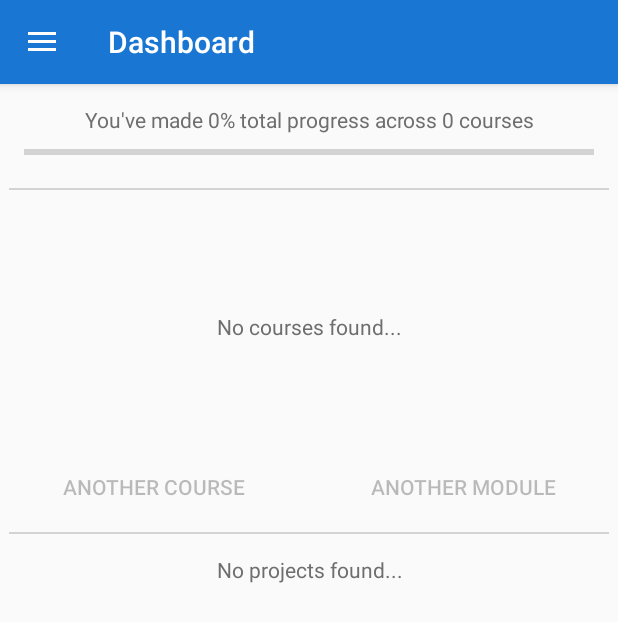
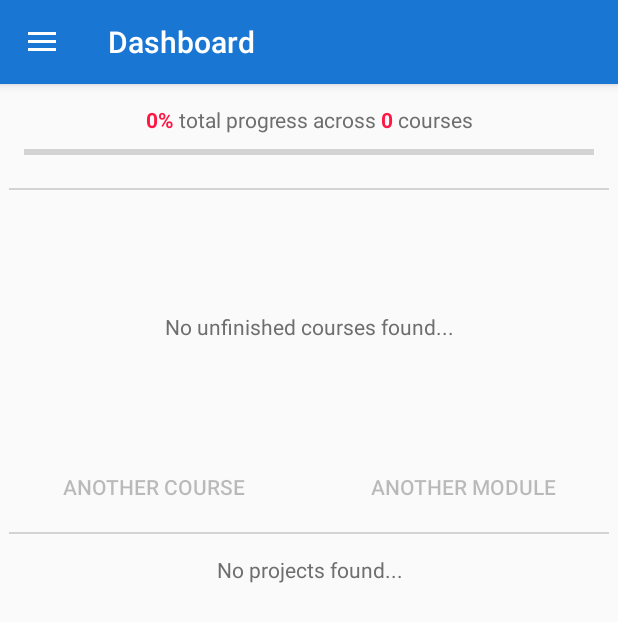
Before and after one commit to Zalarox/Routine, an Android app: the screen it shows after launch (MainActivity), on a phone screen of 412 x 824 dp. Shown: the top 622 px of the screen. Run offline under Robolectric (Android 15) with nearby library versions, the phone set to English and light mode, and no system bars.

Commit message:
Dashboard should properly work now!

```diff
--- a/app/src/main/java/com/siddhant/routine/ViewHolders/ProjectViewHolder.java
+++ b/app/src/main/java/com/siddhant/routine/ViewHolders/ProjectViewHolder.java
@@ -14,6 +14,7 @@ import android.widget.TextView;
 import com.siddhant.routine.R;
 import com.siddhant.routine.adapters.ProjectListAdapter;
 import com.siddhant.routine.classes.Project;
+import com.siddhant.routine.fragments.DashboardFragment;
 import com.siddhant.routine.fragments.ProjectEditDialogFragment;
 import com.siddhant.routine.utilities.DataManager;
 
@@ -85,6 +86,10 @@ public class ProjectViewHolder extends RecyclerView.ViewHolder implements View.O
                                 }
                                 dm.deleteProject(project.getProjectId());
                                 dm.saveProjectData();
+                                fm = ((AppCompatActivity)context).getSupportFragmentManager();
+                                DashboardFragment f = (DashboardFragment)
+                                        fm.findFragmentByTag("fragment");
+                                f.updateProjectCard();
                             }
                         })
                         .setNegativeButton("Cancel", new DialogInterface.OnClickListener() {
@@ -98,7 +103,6 @@ public class ProjectViewHolder extends RecyclerView.ViewHolder implements View.O
             }
         });
         update.setOnClickListener(this);
-        fm = ((AppCompatActivity)context).getSupportFragmentManager();
     }
 
     public void bindProject(Project project) {
--- a/app/src/main/java/com/siddhant/routine/activities/CourseEditActivity.java
+++ b/app/src/main/java/com/siddhant/routine/activities/CourseEditActivity.java
@@ -133,7 +133,7 @@ public class CourseEditActivity extends AppCompatActivity {
                 module.addTopic();
             }
         }
-        adapter = new ModuleExpandableListAdapter(this, course.getCourseModules());
+        adapter = new ModuleExpandableListAdapter(this, course.getCourseModules(), expandableListView);
         expandableListView.setLayoutManager(new LinearLayoutManager(getApplicationContext()));
         expandableListView.setAdapter(adapter);
 
--- a/app/src/main/java/com/siddhant/routine/activities/MainActivity.java
+++ b/app/src/main/java/com/siddhant/routine/activities/MainActivity.java
@@ -125,6 +125,9 @@ public class MainActivity extends AppCompatActivity implements
         if(!toolbar.getTitle().equals("Dashboard")) {
             Fragment f = new ProjectListFragment();
             fm.beginTransaction().replace(R.id.fragment_container, f, "fragment").commit();
+        } else {
+            DashboardFragment frag = (DashboardFragment) fm.findFragmentByTag("fragment");
+            frag.bindProjectCard();
         }
     }
 
@@ -181,7 +184,6 @@ public class MainActivity extends AppCompatActivity implements
         Course course = dm.getCourse(UUID.fromString(courseIdString));
         dm.updateCourse(course.getCourseId(), course);
         DashboardFragment frag = (DashboardFragment) fm.findFragmentByTag("fragment");
-        frag.bindProjectCard();
         frag.bindModuleCard();
     }
 }
--- a/app/src/main/java/com/siddhant/routine/fragments/DashboardFragment.java
+++ b/app/src/main/java/com/siddhant/routine/fragments/DashboardFragment.java
@@ -1,14 +1,17 @@
 package com.siddhant.routine.fragments;
 
+import android.animation.ObjectAnimator;
 import android.content.Context;
 import android.content.SharedPreferences;
 import android.os.Bundle;
 import android.support.annotation.Nullable;
 import android.support.v4.app.Fragment;
 import android.support.v7.widget.CardView;
+import android.text.Html;
 import android.view.LayoutInflater;
 import android.view.View;
 import android.view.ViewGroup;
+import android.view.animation.DecelerateInterpolator;
 import android.widget.Button;
 import android.widget.ProgressBar;
 import android.widget.TextView;
@@ -22,6 +25,8 @@ import com.siddhant.routine.utilities.SuggestionManager;
 import com.siddhant.routine.viewholders.ModuleCardViewHolder;
 import com.siddhant.routine.viewholders.ProjectViewHolder;
 
+import java.util.Calendar;
+import java.util.Date;
 import java.util.UUID;
 
 /**
@@ -41,6 +46,7 @@ public class DashboardFragment extends Fragment {
 
     Button courseButton;
     Button moduleButton;
+    Button projectButton;
 
     Course course;
     Module module;
@@ -60,28 +66,74 @@ public class DashboardFragment extends Fragment {
             initSuggestions();
     }
 
+    public void setNoCourses() {
+        moduleCardView.setVisibility(View.GONE);
+        courseButton.setEnabled(false);
+        moduleButton.setEnabled(false);
+        suggestedCourseHint.setText("No unfinished courses found...");
+        suggestedCourseHint.setMinimumHeight
+                ((int)(150 * getResources().getDisplayMetrics().density));
+
+        SharedPreferences prefs  = getActivity().getPreferences(Context.MODE_PRIVATE);
+        SharedPreferences.Editor editor = prefs.edit();
+        module = null;
+        course = null;
+        editor.putString("suggestedCourse", "");
+        editor.putString("suggestedModule", "");
+        editor.apply();
+    }
+
+    public void setNoProjects() {
+        projectCardView.setVisibility(View.GONE);
+        suggestedProjectHint.setText("No projects found...");
+
+        SharedPreferences prefs  = getActivity().getPreferences(Context.MODE_PRIVATE);
+        SharedPreferences.Editor editor = prefs.edit();
+        project = null;
+        editor.putString("suggestedProject", "");
+        editor.apply();
+    }
+
     public void bindModuleCard() {
-        moduleCardViewHolder.bind(module);
-        suggestedCourseHint.setText(getString(R.string.dashboard_next_module_hint,
-                course.getCourseName()));
+        if(module.getDoneTopics() != module.getChildItemList().size()) {
+            moduleCardViewHolder.bind(module);
+            suggestedCourseHint.setMinimumHeight(0);
+            suggestedCourseHint.setText(Html.fromHtml(getString(R.string.dashboard_next_module_hint,
+                    course.getCourseName())));
+        } else {
+            setNoCourses();
+        }
+
+        int totalProgress = (int) Math.floor(dm.getCourseTotalProgress()*100);
+        ObjectAnimator animation = ObjectAnimator.ofInt(totalProgressBar, "progress",
+                totalProgress);
+        animation.setDuration(500);
+        animation.setInterpolator(new DecelerateInterpolator());
+        animation.start();
+        courseStats.setText(Html.fromHtml(getString(
+                R.string.dashboard_course_stats, totalProgress, totalCourses)));
     }
 
     public void bindProjectCard() {
-        projectViewHolder.bindProject(project);
-        suggestedProjectHint.setText(getString(R.string.dashboard_assignment_text,
-                totalProjects, totalProjects));
+        if(project != null) {
+            projectViewHolder.bindProject(project);
+            suggestedProjectHint.setText(Html.fromHtml(getString(R.string.dashboard_assignment_text,
+                totalProjects, totalProjects)));
+        } else {
+            setNoProjects();
+        }
     }
 
     public void initSuggestions() {
-        SharedPreferences prefs  = getActivity().getPreferences(Context.MODE_PRIVATE);
+        SharedPreferences prefs = getActivity().getPreferences(Context.MODE_PRIVATE);
         SharedPreferences.Editor editor = prefs.edit();
         totalProjects = dm.getProjectListSize();
 
-        if(totalCourses == 0) {
+        if (totalCourses == 0) {
             editor.putString("suggestedCourse", "");
             editor.putString("suggestedModule", "");
         }
-        if(totalProjects == 0) {
+        if (totalProjects == 0) {
             editor.putString("suggestedProject", "");
         }
         editor.apply();
@@ -90,18 +142,33 @@ public class DashboardFragment extends Fragment {
         String moduleId = prefs.getString("suggestedModule", "");
         String projectId = prefs.getString("suggestedProject", "");
 
-
-        if(courseId.isEmpty() || moduleId.isEmpty() || projectId.isEmpty()) {
-            updateSuggestions();
+        if (courseId.isEmpty() || moduleId.isEmpty()) {
+            updateModuleCard(true);
         } else {
-            if(totalCourses > 0) {
+            if (totalCourses > 0) {
                 course = dm.getCourse(UUID.fromString(courseId));
                 module = course.getModule(UUID.fromString(moduleId));
                 bindModuleCard();
             }
-            if(totalProjects > 0) {
+        }
+        if (projectId.isEmpty()) {
+            updateProjectCard();
+        } else {
+            if (totalProjects > 0) {
                 project = dm.getProject(UUID.fromString(projectId));
-                bindProjectCard();
+
+                if (project != null && project.getDueDate() == null) {
+                    bindProjectCard();
+                } else if (project != null) {
+                    Calendar cal = Calendar.getInstance();
+                    cal.add(Calendar.DAY_OF_MONTH, 7);
+                    if (project.getDueDate().before(new Date(cal.getTimeInMillis())))
+                        bindProjectCard();
+                    else
+                        updateProjectCard();
+                } else {
+                    setNoProjects();
+                }
             }
         }
     }
@@ -128,16 +195,10 @@ public class DashboardFragment extends Fragment {
             moduleButton.setEnabled(true);
             editor.putString("suggestedCourse", course.getCourseId().toString());
             editor.putString("suggestedModule", module.getModuleId().toString());
+            editor.apply();
         } else {
-            moduleCardView.setVisibility(View.GONE);
-            courseButton.setEnabled(false);
-            moduleButton.setEnabled(false);
-            suggestedCourseHint.setText("No courses found...");
-            suggestedCourseHint.setMinimumHeight
-                    ((int)(150 * getResources().getDisplayMetrics().density));
+            setNoCourses();
         }
-
-        editor.apply();
     }
 
     public void updateProjectCard() {
@@ -145,22 +206,18 @@ public class DashboardFragment extends Fragment {
         SharedPreferences.Editor editor = prefs.edit();
 
         totalProjects = dm.getProjectListSize();
-        if(totalProjects > 0) {
-            project = sm.getProjectSuggestion();
+
+        if(totalProjects > 0)
+            project = sm.getProjectSuggestion(project);
+
+        if(totalProjects > 0 && project != null) {
             bindProjectCard();
             projectCardView.setVisibility(View.VISIBLE);
             editor.putString("suggestedProject", project.getProjectId().toString());
         } else {
-            projectCardView.setVisibility(View.GONE);
-            suggestedProjectHint.setText("No projects found...");
+            setNoProjects();
         }
-
         editor.apply();
-    }
-
-    public void updateSuggestions() {
-        updateModuleCard(true);
-        updateProjectCard();
     }
 
     @Nullable
@@ -180,6 +237,7 @@ public class DashboardFragment extends Fragment {
 
         courseButton = (Button) v.findViewById(R.id.dashboard_course_button);
         moduleButton = (Button) v.findViewById(R.id.dashboard_module_button);
+        projectButton = (Button) v.findViewById(R.id.project_next_button);
 
         projectViewHolder = new ProjectViewHolder(projectCardView);
         moduleCardViewHolder = new ModuleCardViewHolder(getContext(), moduleCardView);
@@ -188,7 +246,8 @@ public class DashboardFragment extends Fragment {
         totalCourses = dm.getCourseListSize();
         int totalProgress = (int) Math.floor(dm.getCourseTotalProgress()*100);
         totalProgressBar.setProgress(totalProgress);
-        courseStats.setText(getString(R.string.dashboard_course_stats, totalProgress, totalCourses));
+        courseStats.setText(Html.fromHtml(getString(
+                R.string.dashboard_course_stats, totalProgress, totalCourses)));
 
         courseButton.setOnClickListener(new View.OnClickListener() {
             @Override
@@ -196,13 +255,19 @@ public class DashboardFragment extends Fragment {
                 updateModuleCard(true);
             }
         });
-
         moduleButton.setOnClickListener(new View.OnClickListener() {
             @Override
             public void onClick(View v) {
                 updateModuleCard(false);
             }
         });
+        projectButton.setOnClickListener(new View.OnClickListener() {
+            @Override
+            public void onClick(View v) {
+                updateProjectCard();
+            }
+        });
+        projectButton.setVisibility(View.VISIBLE);
 
         initSuggestions();
         firstRun = false;
--- a/app/src/main/res/layout/fragment_dashboard.xml
+++ b/app/src/main/res/layout/fragment_dashboard.xml
@@ -15,7 +15,7 @@
         android:layout_marginRight="16dp"
         android:paddingBottom="4dp"
         android:gravity="center"
-        android:text="@string/dashboard_course_stats"
+        android:text="Placeholder 50/50"
         android:textColor="@color/colorDarkerGrey" />
 
     <ProgressBar
@@ -93,7 +93,7 @@
         android:layout_height="wrap_content"
         android:textColor="@color/colorDarkerGrey"
         android:gravity="center"
-        android:text="@string/dashboard_assignment_text"
+        android:text="Placeholder 1 line string"
         android:layout_marginTop="8dp"
         android:layout_marginLeft="16dp"
         android:layout_marginRight="16dp"
--- a/app/src/main/res/values/strings.xml
+++ b/app/src/main/res/values/strings.xml
@@ -28,16 +28,19 @@
     <string name="course_linked">Linked to a course</string>
     <string name="no_due_date">No due date</string>
     <string name="notes">Notes</string>
-    <string name="dashboard_course_stats">You\'ve made %1$d%% total progress across %2$d courses</string>
+    <string name="dashboard_course_stats"><![CDATA[<font color=\'#FF1744\'><b>%1$d%%</b></font>
+        total progress across <font color=\'#FF1744\'><b>%2$d</b></font> courses]]></string>
     <string name="another_course_button">Another course</string>
     <string name="another_module_button">Another module</string>
-    <string name="dashboard_assignment_text">This week you have %1$d assignments due,
-        and in total %2$d</string>
-    <string name="dashboard_next_module_hint">How about doing %1$s?</string>
+    <string name="dashboard_assignment_text"><![CDATA[This week you have <font color=\'#FF1744\'>
+        <b>%1$d/%2$d</b></font> assignments due]]></string>
+    <string name="dashboard_next_module_hint"><![CDATA[You can try doing <font color=\'#FF1744\'><b>%1$s
+        </b></font>]]></string>
     <string name="project_name_placeholder">Project Name</string>
     <string name="project_date_placeholder">Tuesday, 20 March</string>
     <string name="project_notes_placeholder">3 line\nText\nHere</string>
     <string name="button_update">Update</string>
     <string name="button_finished">Finished</string>
+    <string name="next">Next</string>
 
 </resources>
```
Also changed, not shown: app/src/main/java/com/siddhant/routine/Adapters/ModuleExpandableListAdapter.java (+19 -2 lines), app/src/main/java/com/siddhant/routine/Utilities/DataManager.java (+14 -1 lines), app/src/main/java/com/siddhant/routine/Utilities/SuggestionManager.java (+28 -6 lines), app/src/main/java/com/siddhant/routine/ViewHolders/ModulesChildViewHolder.java (+6 -1 lines), app/src/main/java/com/siddhant/routine/fragments/ProjectEditDialogFragment.java (+7 -2 lines), app/src/main/res/layout/list_item_projects.xml (+8 -0 lines).
